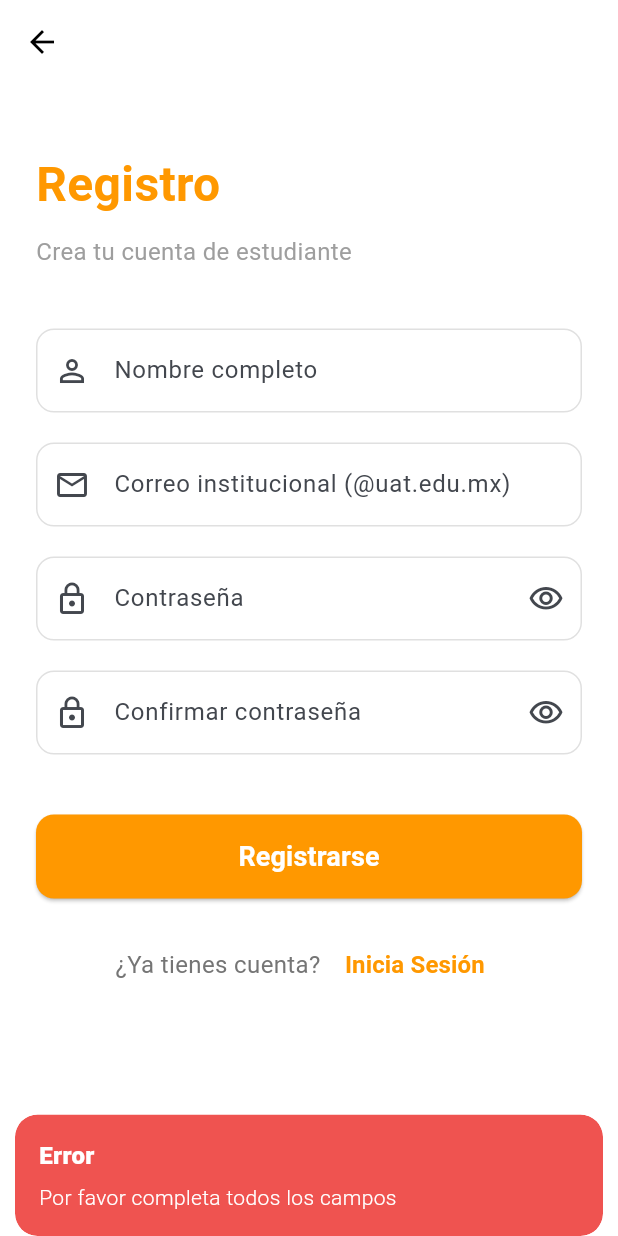
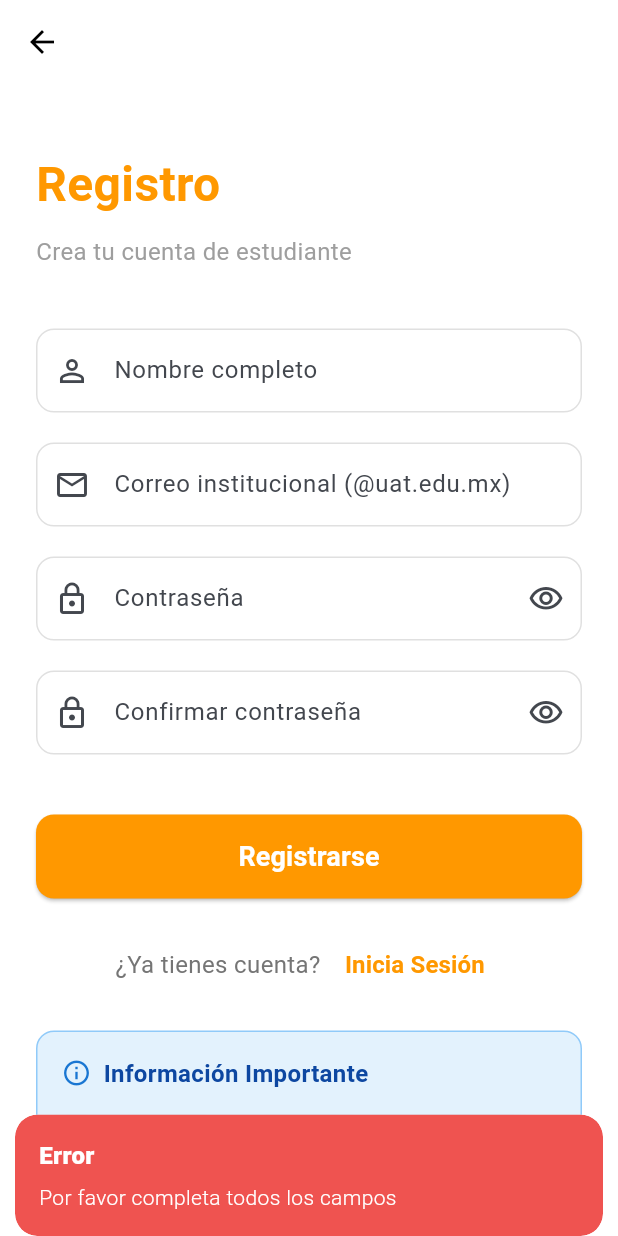
Before and after one commit to BrizueIa/busuat, a Flutter app: the RegisterPage screen opened by its route, after a tap on "Registrarse", on a phone screen of 412 x 824 dp. Run offline on Flutter 3.47's test engine with Material 3 defaults, Android fonts, the phone set to English and light mode, and no system bars; our stand-ins replace get, get_storage, supabase_flutter; accounts and stored records are empty.

Commit message:
feat: Add comprehensive authentication module and improve user registration flow with enhanced email validation and support information

```diff
--- a/lib/app/modules/guest/guest_page.dart
+++ b/lib/app/modules/guest/guest_page.dart
@@ -40,13 +40,19 @@ class GuestPage extends GetView<GuestController> {
         ],
       ),
       body: Center(
+        child: SingleChildScrollView(
           child: Column(
             mainAxisAlignment: MainAxisAlignment.center,
             children: [
-            Icon(Icons.map_outlined, size: 100, color: Colors.orange.shade200),
+              const SizedBox(height: 40),
+              Icon(
+                Icons.map_outlined,
+                size: 100,
+                color: Colors.orange.shade200,
+              ),
               const SizedBox(height: 20),
               const Text(
-              'Mapa',
+                'Mapa de la UAT',
                 style: TextStyle(
                   fontSize: 32,
                   fontWeight: FontWeight.bold,
@@ -63,31 +69,8 @@ class GuestPage extends GetView<GuestController> {
                 ),
               ),
               const SizedBox(height: 40),
-            Container(
-              padding: const EdgeInsets.all(16),
-              margin: const EdgeInsets.symmetric(horizontal: 40),
-              decoration: BoxDecoration(
-                color: Colors.orange.shade50,
-                borderRadius: BorderRadius.circular(12),
-                border: Border.all(color: Colors.orange.shade200),
-              ),
-              child: Row(
-                children: [
-                  Icon(Icons.info_outline, color: Colors.orange.shade700),
-                  const SizedBox(width: 12),
-                  Expanded(
-                    child: Text(
-                      'Estás usando la versión de invitado con funcionalidad limitada',
-                      style: TextStyle(
-                        color: Colors.orange.shade900,
-                        fontSize: 14,
-                      ),
-                    ),
-                  ),
             ],
           ),
-            ),
-          ],
         ),
       ),
     );
--- a/lib/app/modules/register/register_controller.dart
+++ b/lib/app/modules/register/register_controller.dart
@@ -69,14 +69,29 @@ class RegisterController extends GetxController {
     }
 
     // Validación de email institucional UAT
-    if (!email.contains('.uat.edu.mx')) {
+    if (!email.toLowerCase().endsWith('.uat.edu.mx')) {
       Get.snackbar(
-        'Error',
-        'Debes usar un correo institucional (@uat.edu.mx)',
+        'Error de Validación',
+        'Debes usar un correo institucional válido de la UAT que termine en .uat.edu.mx\n\nEjemplo: tu.nombre@uat.edu.mx',
         snackPosition: SnackPosition.BOTTOM,
         backgroundColor: Colors.red.shade400,
         colorText: Colors.white,
-        duration: const Duration(seconds: 4),
+        duration: const Duration(seconds: 5),
+      );
+      return;
+    }
+
+    // Validación adicional: verificar formato correcto
+    final emailRegex = RegExp(r'^[a-zA-Z0-9._%+-]+\.uat\.edu\.mx$');
+    final emailParts = email.split('@');
+    if (emailParts.length != 2 || !emailRegex.hasMatch(emailParts[1])) {
+      Get.snackbar(
+        'Error de Formato',
+        'El formato del correo no es válido. Debe ser: usuario@subdominio.uat.edu.mx',
+        snackPosition: SnackPosition.BOTTOM,
+        backgroundColor: Colors.red.shade400,
+        colorText: Colors.white,
+        duration: const Duration(seconds: 5),
       );
       return;
     }
--- a/lib/app/modules/register/register_page.dart
+++ b/lib/app/modules/register/register_page.dart
@@ -218,6 +218,83 @@ class RegisterPage extends GetView<RegisterController> {
                   ],
                 ),
               ),
+              const SizedBox(height: 20),
+              // Support Contact Information
+              Container(
+                padding: const EdgeInsets.all(16),
+                decoration: BoxDecoration(
+                  color: Colors.blue.shade50,
+                  borderRadius: BorderRadius.circular(12),
+                  border: Border.all(color: Colors.blue.shade200),
+                ),
+                child: Column(
+                  crossAxisAlignment: CrossAxisAlignment.start,
+                  children: [
+                    Row(
+                      children: [
+                        Icon(
+                          Icons.info_outline,
+                          color: Colors.blue.shade700,
+                          size: 20,
+                        ),
+                        const SizedBox(width: 8),
+                        Text(
+                          'Información Importante',
+                          style: TextStyle(
+                            color: Colors.blue.shade900,
+                            fontSize: 16,
+                            fontWeight: FontWeight.w600,
+                          ),
+                        ),
+                      ],
+                    ),
+                    const SizedBox(height: 12),
+                    Text(
+                      'Por el momento, la contraseña será establecida directamente en la aplicación sin verificación por correo.',
+                      style: TextStyle(
+                        color: Colors.blue.shade900,
+                        fontSize: 14,
+                        height: 1.4,
+                      ),
+                    ),
+                    const SizedBox(height: 10),
+                    Row(
+                      children: [
+                        Icon(
+                          Icons.email_outlined,
+                          color: Colors.blue.shade700,
+                          size: 18,
+                        ),
+                        const SizedBox(width: 8),
+                        Expanded(
+                          child: RichText(
+                            text: TextSpan(
+                              style: TextStyle(
+                                color: Colors.blue.shade900,
+                                fontSize: 14,
+                              ),
+                              children: const [
+                                TextSpan(
+                                  text:
+                                      'Para cualquier aclaración, contacta a soporte: ',
+                                ),
+                                TextSpan(
+                                  text: 'ejemplo@ejemplo.com',
+                                  style: TextStyle(
+                                    fontWeight: FontWeight.w600,
+                                    decoration: TextDecoration.underline,
+                                  ),
+                                ),
+                              ],
+                            ),
+                          ),
+                        ),
+                      ],
+                    ),
+                  ],
+                ),
+              ),
+              const SizedBox(height: 20),
             ],
           ),
         ),
```
Also changed, not shown: 2 other files. Lines whose indentation alone changed are shown as unchanged.
